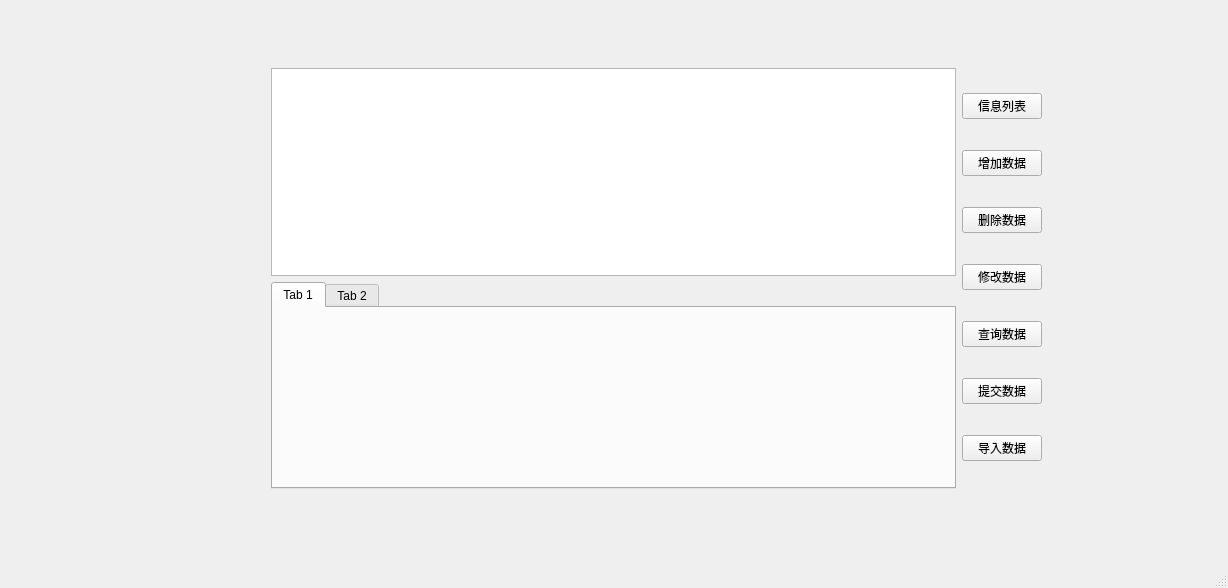
Old version of the form mainwindow.ui in the repository iamxiewei/tableWidget.
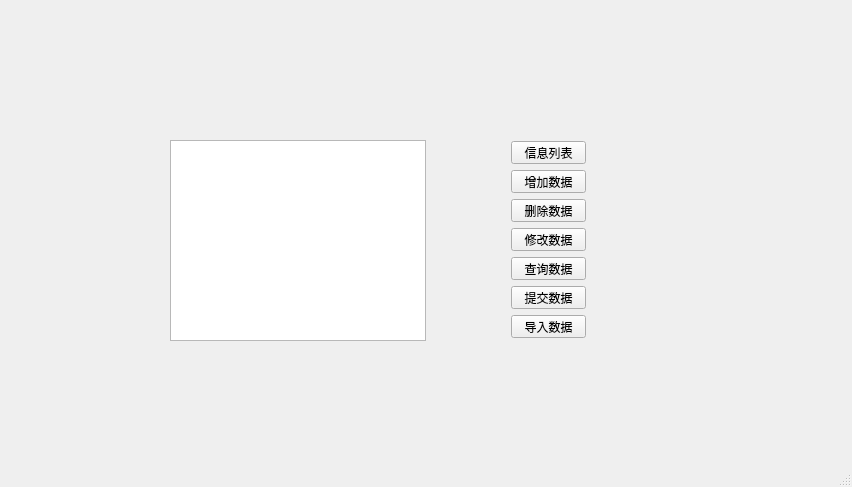
New version of the form.

What changed in the file:
```diff
--- a/mainwindow.ui
+++ b/mainwindow.ui
@@ -6,102 +6,114 @@
    <rect>
     <x>0</x>
     <y>0</y>
-    <width>1228</width>
-    <height>588</height>
+    <width>852</width>
+    <height>487</height>
    </rect>
   </property>
   <property name="windowTitle">
    <string>MainWindow</string>
   </property>
   <widget class="QWidget" name="centralwidget">
-   <widget class="QWidget" name="">
+   <widget class="QTableWidget" name="tableWidget">
     <property name="geometry">
      <rect>
-      <x>271</x>
-      <y>68</y>
-      <width>771</width>
-      <height>421</height>
+      <x>170</x>
+      <y>140</y>
+      <width>256</width>
+      <height>201</height>
      </rect>
     </property>
-    <layout class="QGridLayout" name="gridLayout">
-     <item row="0" column="0">
-      <layout class="QVBoxLayout" name="verticalLayout_2">
-       <item>
-        <widget class="QTableWidget" name="tableWidget"/>
-       </item>
-       <item>
-        <widget class="QTabWidget" name="tabWidget">
-         <property name="currentIndex">
-          <number>0</number>
-         </property>
-         <widget class="QWidget" name="tab_3">
-          <attribute name="title">
-           <string>Tab 1</string>
-          </attribute>
-         </widget>
-         <widget class="QWidget" name="tab_4">
-          <attribute name="title">
-           <string>Tab 2</string>
-          </attribute>
-         </widget>
-        </widget>
-       </item>
-      </layout>
-     </item>
-     <item row="0" column="1">
-      <layout class="QVBoxLayout" name="verticalLayout">
-       <item>
+   </widget>
         <widget class="QPushButton" name="pushButton_InfoList">
+    <property name="geometry">
+     <rect>
+      <x>511</x>
+      <y>141</y>
+      <width>75</width>
+      <height>23</height>
+     </rect>
+    </property>
          <property name="text">
           <string>信息列表</string>
          </property>
         </widget>
-       </item>
-       <item>
+   <widget class="QPushButton" name="pushButton_ImportData">
+    <property name="geometry">
+     <rect>
+      <x>511</x>
+      <y>315</y>
+      <width>75</width>
+      <height>23</height>
+     </rect>
+    </property>
+    <property name="text">
+     <string>导入数据</string>
+    </property>
+   </widget>
+   <widget class="QPushButton" name="pushButton_Commit">
+    <property name="geometry">
+     <rect>
+      <x>511</x>
+      <y>286</y>
+      <width>75</width>
+      <height>23</height>
+     </rect>
+    </property>
+    <property name="text">
+     <string>提交数据</string>
+    </property>
+   </widget>
         <widget class="QPushButton" name="pushButton_AddData">
+    <property name="geometry">
+     <rect>
+      <x>511</x>
+      <y>170</y>
+      <width>75</width>
+      <height>23</height>
+     </rect>
+    </property>
          <property name="text">
           <string>增加数据</string>
          </property>
         </widget>
-       </item>
-       <item>
-        <widget class="QPushButton" name="pushButton_deleteData">
-         <property name="text">
-          <string>删除数据</string>
-         </property>
-        </widget>
-       </item>
-       <item>
         <widget class="QPushButton" name="pushButton_updateData">
+    <property name="geometry">
+     <rect>
+      <x>511</x>
+      <y>228</y>
+      <width>75</width>
+      <height>23</height>
+     </rect>
+    </property>
          <property name="text">
           <string>修改数据</string>
          </property>
         </widget>
-       </item>
-       <item>
         <widget class="QPushButton" name="pushButton_selectData">
+    <property name="geometry">
+     <rect>
+      <x>511</x>
+      <y>257</y>
+      <width>75</width>
+      <height>23</height>
+     </rect>
+    </property>
          <property name="text">
           <string>查询数据</string>
          </property>
         </widget>
-       </item>
-       <item>
-        <widget class="QPushButton" name="pushButton_Commit">
-         <property name="text">
-          <string>提交数据</string>
-         </property>
-        </widget>
-       </item>
-       <item>
-        <widget class="QPushButton" name="pushButton_ImportData">
+   <widget class="QPushButton" name="pushButton_deleteData">
+    <property name="geometry">
+     <rect>
+      <x>511</x>
+      <y>199</y>
+      <width>75</width>
+      <height>23</height>
+     </rect>
+    </property>
          <property name="text">
-          <string>导入数据</string>
-         </property>
-        </widget>
-       </item>
-      </layout>
-     </item>
-    </layout>
+     <string>删除数据</string>
+    </property>
    </widget>
   </widget>
   <widget class="QMenuBar" name="menubar">
```
Left out of the diff: 2 changed lines with no effect on the pictures. Lines whose indentation alone changed are shown as unchanged.
